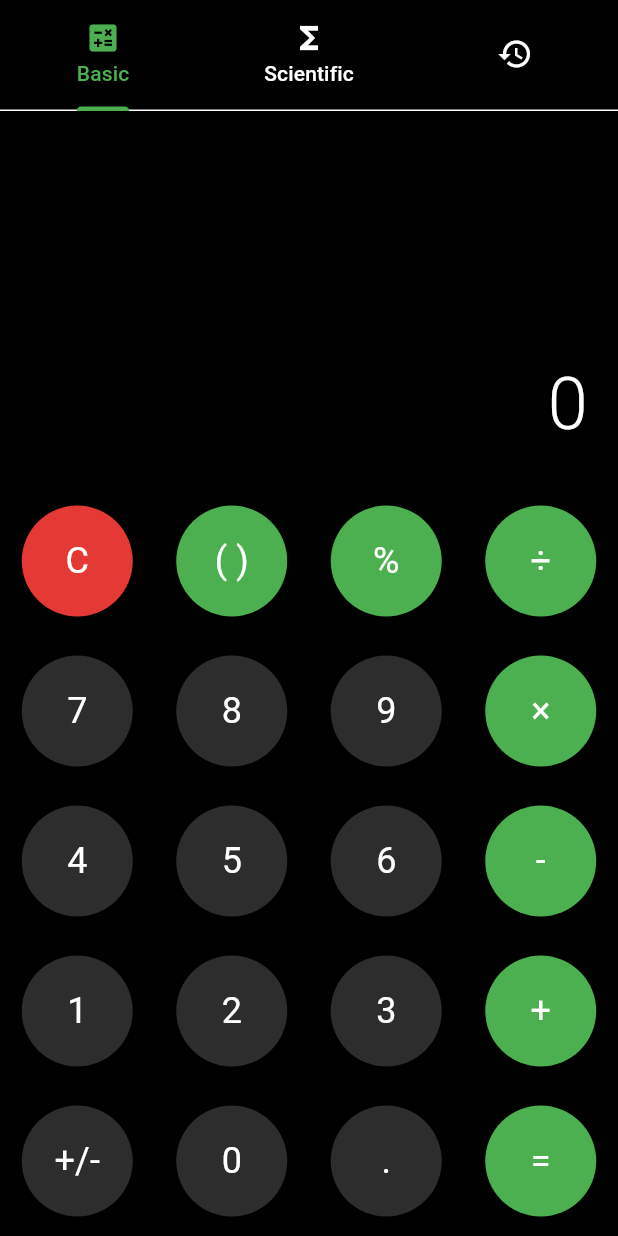
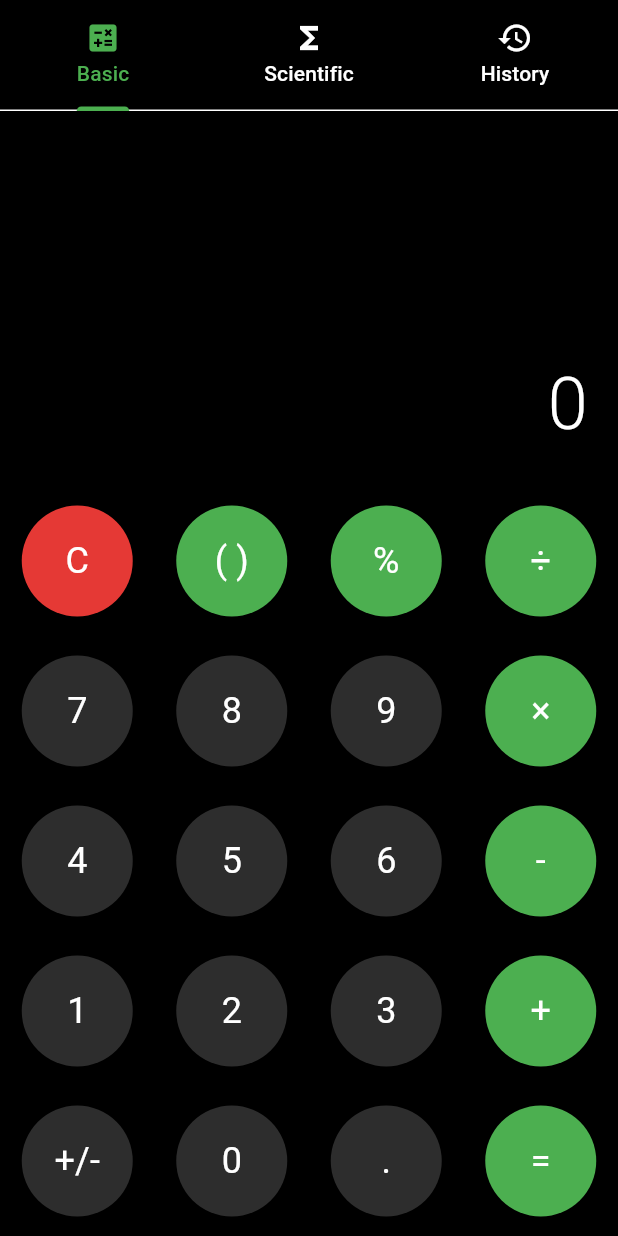
Before and after one commit to ShaijoGeorge/Numio-app, a Flutter app: the screen it shows after launch, on a phone screen of 412 x 824 dp. Run offline on Flutter 3.47's test engine with Material 3 defaults, Android fonts, the phone set to English and light mode, and no system bars.

Commit message:
Updated constants file with history tab constants

```diff
--- a/lib/constants/app_constants.dart
+++ b/lib/constants/app_constants.dart
@@ -20,4 +20,8 @@ class AppConstants {
   static const String error = 'Error';
   static const String basicTab = 'Basic';
   static const String scientificTab = 'Scientific';
+  static const String historyTab = 'History';
+  static const String noCalculations = 'No calculations yet';
+  static const String clearAll = 'Clear All';
+  static const String history = 'History';
 }
```
